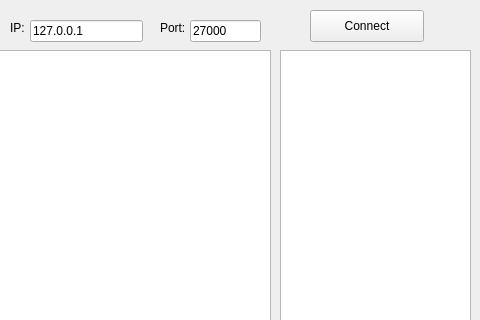
Before: the Qt Designer form guiclient/mainwindow.ui in RamseyK/jkchat, drawn with Qt 5; both pictures show x 320 to 800 and y 0 to 320 of the 800 by 529 pixel window.
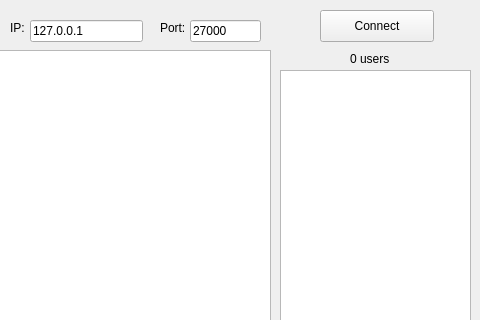
After: the same form once the commit is applied.

Commit message: Fixed warnings. Gracefully handle console termination signals in the server (now it can shutdown properly). Fixed misc. client bugs and edge cases that caused undefined behavior. Added user count label above the user list.

Patch:
```diff
--- a/guiclient/mainwindow.ui
+++ b/guiclient/mainwindow.ui
@@ -43,7 +43,7 @@
    <widget class="QPushButton" name="btnConnect">
     <property name="geometry">
      <rect>
-      <x>630</x>
+      <x>640</x>
       <y>10</y>
       <width>114</width>
       <height>32</height>
@@ -57,9 +57,9 @@
     <property name="geometry">
      <rect>
       <x>600</x>
-      <y>50</y>
+      <y>70</y>
       <width>191</width>
-      <height>401</height>
+      <height>381</height>
      </rect>
     </property>
     <property name="editTriggers">
@@ -151,6 +151,19 @@
      </rect>
     </property>
    </widget>
+   <widget class="QLabel" name="labelListHead">
+    <property name="geometry">
+     <rect>
+      <x>670</x>
+      <y>50</y>
+      <width>59</width>
+      <height>17</height>
+     </rect>
+    </property>
+    <property name="text">
+     <string>0 users</string>
+    </property>
+   </widget>
   </widget>
   <widget class="QMenuBar" name="menubar">
    <property name="geometry">
```
Left out of the diff: 4 changed lines with no effect on the pictures. The commit also changes 9 other files.
